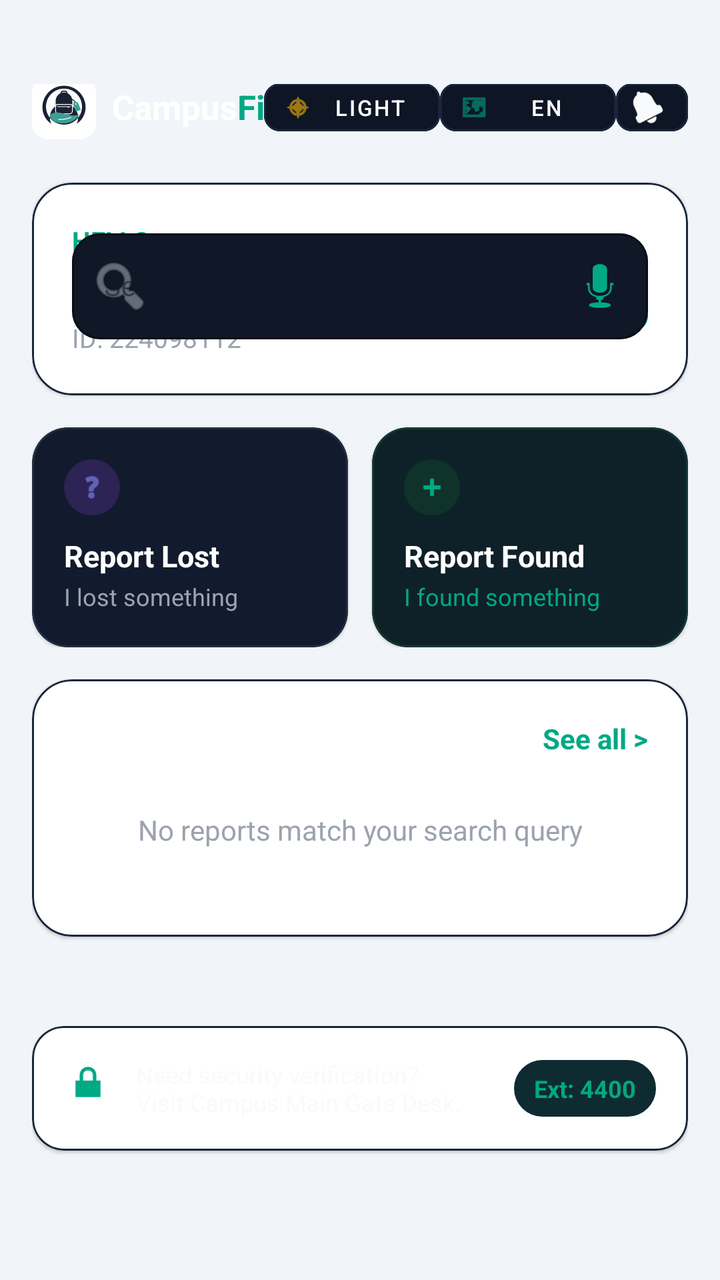
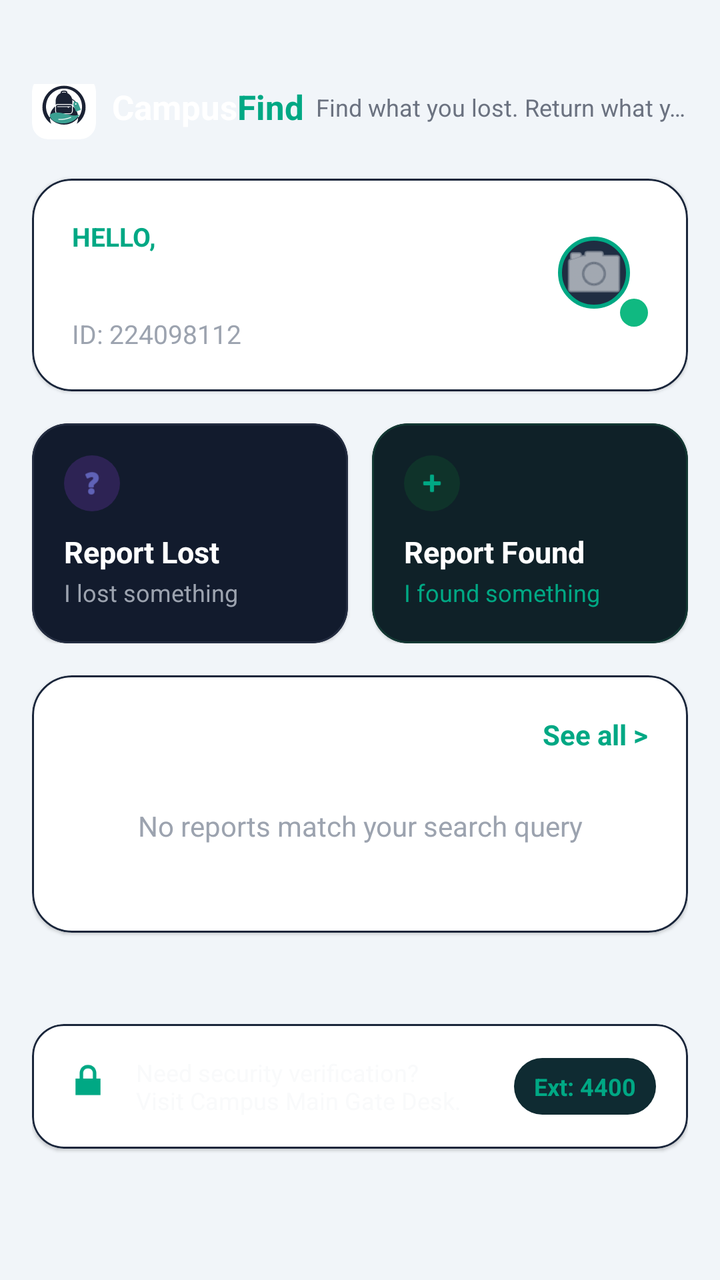

Compare the two renders of this Android layout. The source of the first and the diff that turns it into the second are given below.
<!-- AndroidManifest.xml: application theme Theme.CampusFindApp -->
<!-- res/layout/fragment_home.xml -->
<?xml version="1.0" encoding="utf-8"?>
<layout xmlns:android="http://schemas.android.com/apk/res/android"
    xmlns:app="http://schemas.android.com/apk/res-auto">

    <ScrollView
        android:layout_width="match_parent"
        android:layout_height="match_parent"
        android:background="@color/color_background"
        android:fillViewport="true">

        <androidx.constraintlayout.widget.ConstraintLayout
            android:layout_width="match_parent"
            android:layout_height="wrap_content"
            android:paddingBottom="16dp"
            android:paddingHorizontal="16dp"
            android:paddingTop="42dp">

            
            <com.google.android.material.card.MaterialCardView
                android:id="@+id/card_top_header"
                android:layout_width="32dp"
                android:layout_height="32dp"
                app:cardBackgroundColor="#FFFFFF"
                app:cardCornerRadius="8dp"
                app:cardElevation="0dp"
                app:layout_constraintBottom_toBottomOf="@id/tv_home_brand"
                app:layout_constraintStart_toStartOf="parent"
                app:layout_constraintTop_toTopOf="@id/tv_home_brand">

                <ImageView
                    android:layout_width="match_parent"
                    android:layout_height="match_parent"
                    android:contentDescription="@string/app_name"
                    android:padding="4dp"
                    android:src="@drawable/ic_campus_find_logo" />
            </com.google.android.material.card.MaterialCardView>

            <TextView
                android:id="@+id/tv_home_brand"
                android:layout_width="wrap_content"
                android:layout_height="wrap_content"
                android:layout_marginStart="8dp"
                android:text="Campus"
                android:textColor="#FFFFFF"
                android:textSize="17sp"
                android:textStyle="bold"
                app:layout_constraintStart_toEndOf="@id/card_top_header"
                app:layout_constraintTop_toTopOf="parent" />

            <TextView
                android:id="@+id/tv_home_brand_find"
                android:layout_width="wrap_content"
                android:layout_height="wrap_content"
                android:text="Find"
                android:textColor="#00A884"
                android:textSize="17sp"
                android:textStyle="bold"
                app:layout_constraintBottom_toBottomOf="@id/tv_home_brand"
                app:layout_constraintStart_toEndOf="@id/tv_home_brand"
                app:layout_constraintTop_toTopOf="@id/tv_home_brand" />

            <TextView
                android:id="@+id/tv_home_tagline"
                android:layout_width="0dp"
                android:layout_height="wrap_content"
                android:layout_marginStart="6dp"
                android:ellipsize="end"
                android:maxLines="1"
                android:text="@string/tagline"
                android:textColor="#6B7280"
                android:textSize="12sp"
                app:layout_constraintBottom_toBottomOf="@id/tv_home_brand"
                app:layout_constraintEnd_toStartOf="@id/btn_theme_toggle"
                app:layout_constraintStart_toEndOf="@id/tv_home_brand_find"
                app:layout_constraintTop_toTopOf="@id/tv_home_brand" />

            
            <com.google.android.material.button.MaterialButton
                android:id="@+id/btn_theme_toggle"
                style="@style/Widget.MaterialComponents.Button.OutlinedButton"
                android:layout_width="wrap_content"
                android:layout_height="36dp"
                android:paddingHorizontal="10dp"
                android:text="@string/light_mode"
                android:textColor="#F9FAFB"
                android:textSize="11sp"
                app:backgroundTint="#0E1524"
                app:cornerRadius="8dp"
                app:icon="@android:drawable/ic_menu_compass"
                app:iconSize="14dp"
                app:iconTint="#FBBC05"
                app:layout_constraintBottom_toBottomOf="@id/tv_home_brand"
                app:layout_constraintEnd_toStartOf="@id/btn_language_dropdown"
                app:layout_constraintTop_toTopOf="@id/tv_home_brand"
                app:strokeColor="#1A263B" />

            
            <com.google.android.material.button.MaterialButton
                android:id="@+id/btn_language_dropdown"
                style="@style/Widget.MaterialComponents.Button.OutlinedButton"
                android:layout_width="wrap_content"
                android:layout_height="36dp"
                android:layout_marginStart="4dp"
                android:paddingHorizontal="10dp"
                android:text="EN"
                android:textColor="#F9FAFB"
                android:textSize="11sp"
                app:backgroundTint="#0E1524"
                app:cornerRadius="8dp"
                app:icon="@android:drawable/ic_menu_mapmode"
                app:iconSize="14dp"
                app:iconTint="#00A884"
                app:layout_constraintBottom_toBottomOf="@id/tv_home_brand"
                app:layout_constraintEnd_toStartOf="@id/btn_alerts_bell"
                app:layout_constraintTop_toTopOf="@id/tv_home_brand"
                app:strokeColor="#1A263B" />

            
            <com.google.android.material.button.MaterialButton
                android:id="@+id/btn_alerts_bell"
                style="@style/Widget.MaterialComponents.Button.OutlinedButton"
                android:layout_width="36dp"
                android:layout_height="36dp"
                android:layout_marginStart="4dp"
                android:padding="0dp"
                app:backgroundTint="#0E1524"
                app:cornerRadius="8dp"
                app:icon="@android:drawable/ic_popup_reminder"
                app:iconGravity="textStart"
                app:iconSize="16dp"
                app:iconTint="#F9FAFB"
                app:layout_constraintBottom_toBottomOf="@id/tv_home_brand"
                app:layout_constraintEnd_toEndOf="parent"
                app:layout_constraintTop_toTopOf="@id/tv_home_brand"
                app:strokeColor="#1A263B" />

            
            <com.google.android.material.card.MaterialCardView
                android:id="@+id/card_profile_search"
                android:layout_width="match_parent"
                android:layout_height="wrap_content"
                android:layout_marginTop="20dp"
                app:cardBackgroundColor="@color/color_surface"
                app:cardCornerRadius="20dp"
                app:layout_constraintTop_toBottomOf="@id/btn_theme_toggle"
                app:strokeColor="#1A263B"
                app:strokeWidth="1dp">

                <androidx.constraintlayout.widget.ConstraintLayout
                    android:layout_width="match_parent"
                    android:layout_height="wrap_content"
                    android:padding="20dp">

                    <TextView
                        android:id="@+id/tv_greeting"
                        android:layout_width="wrap_content"
                        android:layout_height="wrap_content"
                        android:text="@string/greeting"
                        android:textColor="#00A884"
                        android:textSize="13sp"
                        android:textStyle="bold"
                        app:layout_constraintStart_toStartOf="parent"
                        app:layout_constraintTop_toTopOf="parent" />

                    <TextView
                        android:id="@+id/tv_username"
                        android:layout_width="0dp"
                        android:layout_height="wrap_content"
                        android:layout_marginTop="2dp"
                        android:layout_marginEnd="12dp"
                        android:text="Katlego Campus"
                        android:textColor="#FFFFFF"
                        android:textSize="20sp"
                        android:textStyle="bold"
                        app:layout_constraintEnd_toStartOf="@id/fl_home_avatar"
                        app:layout_constraintStart_toStartOf="parent"
                        app:layout_constraintTop_toBottomOf="@id/tv_greeting" />

                    <TextView
                        android:id="@+id/tv_user_id"
                        android:layout_width="wrap_content"
                        android:layout_height="wrap_content"
                        android:layout_marginTop="2dp"
                        android:text="ID: 224098112"
                        android:textColor="#9CA3AF"
                        android:textSize="13sp"
                        app:layout_constraintStart_toStartOf="parent"
                        app:layout_constraintTop_toBottomOf="@id/tv_username" />

                    
                    <FrameLayout
                        android:id="@+id/fl_home_avatar"
                        android:layout_width="54dp"
                        android:layout_height="54dp"
                        app:layout_constraintEnd_toEndOf="parent"
                        app:layout_constraintTop_toTopOf="parent">

                        <com.google.android.material.imageview.ShapeableImageView
                            android:id="@+id/img_home_avatar"
                            android:layout_width="match_parent"
                            android:layout_height="match_parent"
                            android:background="#1F2D42"
                            android:padding="10dp"
                            android:scaleType="centerCrop"
                            android:src="@android:drawable/ic_menu_camera"
                            app:shapeAppearanceOverlay="@style/ShapeAppearance.Material3.Corner.Full"
                            app:strokeColor="#00A884"
                            app:strokeWidth="2dp"
                            app:tint="#F9FAFB" />

                        
                        <View
                            android:layout_width="14dp"
                            android:layout_height="14dp"
                            android:layout_gravity="bottom|end"
                            android:background="@drawable/bg_circle_dot"
                            android:backgroundTint="#10B981" />
                    </FrameLayout>

                    
                    <com.google.android.material.textfield.TextInputLayout
                        android:id="@+id/til_home_search"
                        style="@style/Widget.MaterialComponents.TextInputLayout.OutlinedBox"
                        android:layout_width="match_parent"
                        android:layout_height="wrap_content"
                        android:layout_marginTop="16dp"
                        android:hint="@string/search_hint"
                        app:boxBackgroundColor="#101726"
                        app:boxCornerRadiusBottomEnd="14dp"
                        app:boxCornerRadiusBottomStart="14dp"
                        app:boxCornerRadiusTopEnd="14dp"
                        app:boxCornerRadiusTopStart="14dp"
                        app:boxStrokeColor="#1D2A3F"
                        app:endIconDrawable="@android:drawable/ic_btn_speak_now"
                        app:endIconMode="custom"
                        app:endIconTint="#00A884"
                        app:hintTextColor="#6B7280"
                        app:startIconDrawable="@android:drawable/ic_menu_search"
                        app:startIconTint="#9CA3AF">

                        <com.google.android.material.textfield.TextInputEditText
                            android:id="@+id/et_home_search"
                            android:layout_width="match_parent"
                            android:layout_height="wrap_content"
                            android:textColor="#F9FAFB"
                            android:textSize="14sp" />
                    </com.google.android.material.textfield.TextInputLayout>

                </androidx.constraintlayout.widget.ConstraintLayout>
            </com.google.android.material.card.MaterialCardView>

            
            <LinearLayout
                android:id="@+id/ll_quick_actions"
                android:layout_width="match_parent"
                android:layout_height="wrap_content"
                android:layout_marginTop="16dp"
                android:orientation="horizontal"
                app:layout_constraintTop_toBottomOf="@id/card_profile_search">

                
                <com.google.android.material.card.MaterialCardView
                    android:id="@+id/card_report_lost"
                    android:layout_width="0dp"
                    android:layout_height="110dp"
                    android:layout_marginEnd="6dp"
                    android:layout_weight="1"
                    app:cardBackgroundColor="#121B2D"
                    app:cardCornerRadius="18dp"
                    app:strokeColor="#232C40"
                    app:strokeWidth="1dp">

                    <LinearLayout
                        android:layout_width="match_parent"
                        android:layout_height="match_parent"
                        android:orientation="vertical"
                        android:padding="16dp">

                        <ImageView
                            android:layout_width="28dp"
                            android:layout_height="28dp"
                            android:background="@drawable/bg_circle_dot"
                            android:backgroundTint="#2D2354"
                            android:contentDescription="@string/report_lost"
                            android:padding="6dp"
                            android:src="@android:drawable/ic_menu_help"
                            app:tint="#818CF8" />

                        <TextView
                            android:id="@+id/tv_lost_card_title"
                            android:layout_width="wrap_content"
                            android:layout_height="wrap_content"
                            android:layout_marginTop="10dp"
                            android:text="@string/report_lost"
                            android:textColor="#FFFFFF"
                            android:textSize="15sp"
                            android:textStyle="bold" />

                        <TextView
                            android:id="@+id/tv_lost_card_sub"
                            android:layout_width="wrap_content"
                            android:layout_height="wrap_content"
                            android:layout_marginTop="2dp"
                            android:text="@string/report_lost_sub"
                            android:textColor="#9CA3AF"
                            android:textSize="12sp" />
                    </LinearLayout>
                </com.google.android.material.card.MaterialCardView>

                
                <com.google.android.material.card.MaterialCardView
                    android:id="@+id/card_report_found"
                    android:layout_width="0dp"
                    android:layout_height="110dp"
                    android:layout_marginStart="6dp"
                    android:layout_weight="1"
                    app:cardBackgroundColor="#0F2128"
                    app:cardCornerRadius="18dp"
                    app:strokeColor="#133833"
                    app:strokeWidth="1dp">

                    <LinearLayout
                        android:layout_width="match_parent"
                        android:layout_height="match_parent"
                        android:orientation="vertical"
                        android:padding="16dp">

                        <ImageView
                            android:layout_width="28dp"
                            android:layout_height="28dp"
                            android:background="@drawable/bg_circle_dot"
                            android:backgroundTint="#0F332A"
                            android:contentDescription="@string/report_found"
                            android:padding="6dp"
                            android:src="@android:drawable/ic_input_add"
                            app:tint="#00A884" />

                        <TextView
                            android:id="@+id/tv_found_card_title"
                            android:layout_width="wrap_content"
                            android:layout_height="wrap_content"
                            android:layout_marginTop="10dp"
                            android:text="@string/report_found"
                            android:textColor="#FFFFFF"
                            android:textSize="15sp"
                            android:textStyle="bold" />

                        <TextView
                            android:id="@+id/tv_found_card_sub"
                            android:layout_width="wrap_content"
                            android:layout_height="wrap_content"
                            android:layout_marginTop="2dp"
                            android:text="@string/report_found_sub"
                            android:textColor="#00A884"
                            android:textSize="12sp" />
                    </LinearLayout>
                </com.google.android.material.card.MaterialCardView>

            </LinearLayout>

            
            <com.google.android.material.card.MaterialCardView
                android:id="@+id/card_recent_activity"
                android:layout_width="match_parent"
                android:layout_height="wrap_content"
                android:layout_marginTop="16dp"
                app:cardBackgroundColor="@color/color_surface"
                app:cardCornerRadius="20dp"
                app:layout_constraintTop_toBottomOf="@id/ll_quick_actions"
                app:strokeColor="#1A263B"
                app:strokeWidth="1dp">

                <LinearLayout
                    android:layout_width="match_parent"
                    android:layout_height="wrap_content"
                    android:orientation="vertical"
                    android:padding="20dp">

                    <RelativeLayout
                        android:layout_width="match_parent"
                        android:layout_height="wrap_content">

                        <TextView
                            android:id="@+id/tv_recent_title"
                            android:layout_width="wrap_content"
                            android:layout_height="wrap_content"
                            android:text="@string/recent_reports"
                            android:textColor="#FFFFFF"
                            android:textSize="16sp"
                            android:textStyle="bold" />

                        <TextView
                            android:id="@+id/tv_see_all"
                            android:layout_width="wrap_content"
                            android:layout_height="wrap_content"
                            android:layout_alignParentEnd="true"
                            android:text="@string/see_all"
                            android:textColor="#00A884"
                            android:textSize="14sp"
                            android:textStyle="bold" />
                    </RelativeLayout>

                    <TextView
                        android:id="@+id/tv_no_reports"
                        android:layout_width="match_parent"
                        android:layout_height="wrap_content"
                        android:layout_marginVertical="24dp"
                        android:gravity="center"
                        android:text="@string/no_reports"
                        android:textColor="#9CA3AF"
                        android:textSize="14sp" />

                    <androidx.recyclerview.widget.RecyclerView
                        android:id="@+id/rv_home_reports"
                        android:layout_width="match_parent"
                        android:layout_height="wrap_content"
                        android:nestedScrollingEnabled="false"
                        android:visibility="gone" />

                </LinearLayout>
            </com.google.android.material.card.MaterialCardView>

            
            <com.google.android.material.card.MaterialCardView
                android:id="@+id/card_security_banner"
                android:layout_width="match_parent"
                android:layout_height="wrap_content"
                android:layout_marginTop="16dp"
                android:layout_marginBottom="20dp"
                app:cardBackgroundColor="@color/color_surface"
                app:cardCornerRadius="16dp"
                app:layout_constraintBottom_toBottomOf="parent"
                app:layout_constraintTop_toBottomOf="@id/card_recent_activity"
                app:strokeColor="#1A263B"
                app:strokeWidth="1dp">

                <RelativeLayout
                    android:layout_width="match_parent"
                    android:layout_height="wrap_content"
                    android:padding="16dp">

                    <ImageView
                        android:id="@+id/img_shield"
                        android:layout_width="24dp"
                        android:layout_height="24dp"
                        android:contentDescription="@string/get_started"
                        android:src="@android:drawable/ic_lock_lock"
                        app:tint="#00A884" />

                    <TextView
                        android:id="@+id/tv_security_text"
                        android:layout_width="0dp"
                        android:layout_height="wrap_content"
                        android:layout_marginHorizontal="12dp"
                        android:layout_toStartOf="@id/tv_ext_badge"
                        android:layout_toEndOf="@id/img_shield"
                        android:text="@string/security_banner"
                        android:textColor="#F9FAFB"
                        android:textSize="12sp" />

                    <TextView
                        android:id="@+id/tv_ext_badge"
                        android:layout_width="wrap_content"
                        android:layout_height="wrap_content"
                        android:layout_alignParentEnd="true"
                        android:layout_centerVertical="true"
                        android:background="@drawable/bg_rounded_pill"
                        android:backgroundTint="#0F2B32"
                        android:paddingHorizontal="10dp"
                        android:paddingVertical="6dp"
                        android:text="Ext: 4400"
                        android:textColor="#00A884"
                        android:textSize="12sp"
                        android:textStyle="bold" />

                </RelativeLayout>
            </com.google.android.material.card.MaterialCardView>

        </androidx.constraintlayout.widget.ConstraintLayout>
    </ScrollView>
</layout>
<!-- resources referenced by this layout -->
<resources>
  <color name="color_background">#F1F5F9</color>
  <color name="color_surface">#FFFFFF</color>
  <!-- drawable bg_circle_dot (drawable) -->
  <?xml version="1.0" encoding="utf-8"?>
  <shape xmlns:android="http://schemas.android.com/apk/res/android"
      android:shape="oval">
      <solid android:color="#00A884" />
  </shape>
  <!-- drawable bg_rounded_pill (drawable) -->
  <?xml version="1.0" encoding="utf-8"?>
  <shape xmlns:android="http://schemas.android.com/apk/res/android"
      android:shape="rectangle">
      <corners android:radius="20dp" />
      <solid android:color="#101726" />
  </shape>
  <!-- drawable ic_campus_find_logo: vector/xml drawable (drawable, 2541 chars, omitted) -->
  <string name="app_name">CampusFindApp</string>
  <string name="get_started">Get Started</string>
  <string name="greeting">HELLO,</string>
  <string name="light_mode">Light</string>
  <string name="no_reports">No reports match your search query</string>
  <string name="recent_reports">• Recent Activity</string>
  <string name="report_found">Report Found</string>
  <string name="report_found_sub">I found something</string>
  <string name="report_lost">Report Lost</string>
  <string name="report_lost_sub">I lost something</string>
  <string name="search_hint">Search lost &amp; found items...</string>
  <string name="security_banner">Need security verification?\nVisit Campus Main Gate Desk.</string>
  <string name="see_all">See all &gt;</string>
  <string name="tagline">Find what you lost. Return what you found.</string>
  <style name="Theme.CampusFindApp" parent="Base.Theme.CampusFindApp" />
  <style name="Base.Theme.CampusFindApp" parent="Theme.MaterialComponents.DayNight.NoActionBar">
          <item name="colorPrimary">@color/teal_accent</item>
          <item name="colorPrimaryVariant">@color/teal_primary</item>
          <item name="colorOnPrimary">@color/deep_navy</item>
  
          <item name="colorSecondary">@color/accent_purple</item>
          <item name="colorSecondaryVariant">@color/accent_purple</item>
          <item name="colorOnSecondary">@color/white</item>
  
          <item name="colorSurface">@color/color_surface</item>
          <item name="colorOnSurface">@color/text_primary</item>
  
          <item name="android:colorBackground">@color/color_background</item>
          <item name="colorOnBackground">@color/text_primary</item>
  
          <item name="android:statusBarColor">@color/color_background</item>
          <item name="android:windowBackground">@color/color_background</item>
  
          <item name="android:textColor">@color/text_primary</item>
          <item name="android:textColorPrimary">@color/text_primary</item>
          <item name="android:textColorSecondary">@color/text_secondary</item>
          <item name="android:textColorHint">@color/text_hint</item>
      </style>
  <color name="teal_accent">#00A884</color>
  <color name="teal_primary">#2D7D71</color>
  <color name="deep_navy">#E2E8F0</color>
  <color name="accent_purple">#4F46E5</color>
  <color name="white">#FFFFFFFF</color>
  <color name="text_primary">#0F172A</color>
  <color name="text_secondary">#475569</color>
  <color name="text_hint">#94A3B8</color>
</resources>

<!-- the commit's change to res/layout/fragment_home.xml (unified diff, before → after) -->
@@ -70,69 +70,9 @@
                 android:textColor="#6B7280"
                 android:textSize="12sp"
                 app:layout_constraintBottom_toBottomOf="@id/tv_home_brand"
-                app:layout_constraintEnd_toStartOf="@id/btn_theme_toggle"
+                app:layout_constraintEnd_toEndOf="parent"
                 app:layout_constraintStart_toEndOf="@id/tv_home_brand_find"
                 app:layout_constraintTop_toTopOf="@id/tv_home_brand" />
-
-            
-            <com.google.android.material.button.MaterialButton
-                android:id="@+id/btn_theme_toggle"
-                style="@style/Widget.MaterialComponents.Button.OutlinedButton"
-                android:layout_width="wrap_content"
-                android:layout_height="36dp"
-                android:paddingHorizontal="10dp"
-                android:text="@string/light_mode"
-                android:textColor="#F9FAFB"
-                android:textSize="11sp"
-                app:backgroundTint="#0E1524"
-                app:cornerRadius="8dp"
-                app:icon="@android:drawable/ic_menu_compass"
-                app:iconSize="14dp"
-                app:iconTint="#FBBC05"
-                app:layout_constraintBottom_toBottomOf="@id/tv_home_brand"
-                app:layout_constraintEnd_toStartOf="@id/btn_language_dropdown"
-                app:layout_constraintTop_toTopOf="@id/tv_home_brand"
-                app:strokeColor="#1A263B" />
-
-            
-            <com.google.android.material.button.MaterialButton
-                android:id="@+id/btn_language_dropdown"
-                style="@style/Widget.MaterialComponents.Button.OutlinedButton"
-                android:layout_width="wrap_content"
-                android:layout_height="36dp"
-                android:layout_marginStart="4dp"
-                android:paddingHorizontal="10dp"
-                android:text="EN"
-                android:textColor="#F9FAFB"
-                android:textSize="11sp"
-                app:backgroundTint="#0E1524"
-                app:cornerRadius="8dp"
-                app:icon="@android:drawable/ic_menu_mapmode"
-                app:iconSize="14dp"
-                app:iconTint="#00A884"
-                app:layout_constraintBottom_toBottomOf="@id/tv_home_brand"
-                app:layout_constraintEnd_toStartOf="@id/btn_alerts_bell"
-                app:layout_constraintTop_toTopOf="@id/tv_home_brand"
-                app:strokeColor="#1A263B" />
-
-            
-            <com.google.android.material.button.MaterialButton
-                android:id="@+id/btn_alerts_bell"
-                style="@style/Widget.MaterialComponents.Button.OutlinedButton"
-                android:layout_width="36dp"
-                android:layout_height="36dp"
-                android:layout_marginStart="4dp"
-                android:padding="0dp"
-                app:backgroundTint="#0E1524"
-                app:cornerRadius="8dp"
-                app:icon="@android:drawable/ic_popup_reminder"
-                app:iconGravity="textStart"
-                app:iconSize="16dp"
-                app:iconTint="#F9FAFB"
-                app:layout_constraintBottom_toBottomOf="@id/tv_home_brand"
-                app:layout_constraintEnd_toEndOf="parent"
-                app:layout_constraintTop_toTopOf="@id/tv_home_brand"
-                app:strokeColor="#1A263B" />
 
             
             <com.google.android.material.card.MaterialCardView
@@ -142,7 +82,7 @@
                 android:layout_marginTop="20dp"
                 app:cardBackgroundColor="@color/color_surface"
                 app:cardCornerRadius="20dp"
-                app:layout_constraintTop_toBottomOf="@id/btn_theme_toggle"
+                app:layout_constraintTop_toBottomOf="@id/card_top_header"
                 app:strokeColor="#1A263B"
                 app:strokeWidth="1dp">
 
@@ -217,34 +157,7 @@
                             android:backgroundTint="#10B981" />
                     </FrameLayout>
 
-                    
-                    <com.google.android.material.textfield.TextInputLayout
-                        android:id="@+id/til_home_search"
-                        style="@style/Widget.MaterialComponents.TextInputLayout.OutlinedBox"
-                        android:layout_width="match_parent"
-                        android:layout_height="wrap_content"
-                        android:layout_marginTop="16dp"
-                        android:hint="@string/search_hint"
-                        app:boxBackgroundColor="#101726"
-                        app:boxCornerRadiusBottomEnd="14dp"
-                        app:boxCornerRadiusBottomStart="14dp"
-                        app:boxCornerRadiusTopEnd="14dp"
-                        app:boxCornerRadiusTopStart="14dp"
-                        app:boxStrokeColor="#1D2A3F"
-                        app:endIconDrawable="@android:drawable/ic_btn_speak_now"
-                        app:endIconMode="custom"
-                        app:endIconTint="#00A884"
-                        app:hintTextColor="#6B7280"
-                        app:startIconDrawable="@android:drawable/ic_menu_search"
-                        app:startIconTint="#9CA3AF">
-
-                        <com.google.android.material.textfield.TextInputEditText
-                            android:id="@+id/et_home_search"
-                            android:layout_width="match_parent"
-                            android:layout_height="wrap_content"
-                            android:textColor="#F9FAFB"
-                            android:textSize="14sp" />
-                    </com.google.android.material.textfield.TextInputLayout>
+
 
                 </androidx.constraintlayout.widget.ConstraintLayout>
             </com.google.android.material.card.MaterialCardView>
<!-- resource entries referenced after the edit -->
@@ -19,14 +19,12 @@
   <string name="app_name">CampusFindApp</string>
   <string name="get_started">Get Started</string>
   <string name="greeting">HELLO,</string>
-  <string name="light_mode">Light</string>
   <string name="no_reports">No reports match your search query</string>
   <string name="recent_reports">• Recent Activity</string>
   <string name="report_found">Report Found</string>
   <string name="report_found_sub">I found something</string>
   <string name="report_lost">Report Lost</string>
   <string name="report_lost_sub">I lost something</string>
-  <string name="search_hint">Search lost &amp; found items...</string>
   <string name="security_banner">Need security verification?\nVisit Campus Main Gate Desk.</string>
   <string name="see_all">See all &gt;</string>
   <string name="tagline">Find what you lost. Return what you found.</string>
